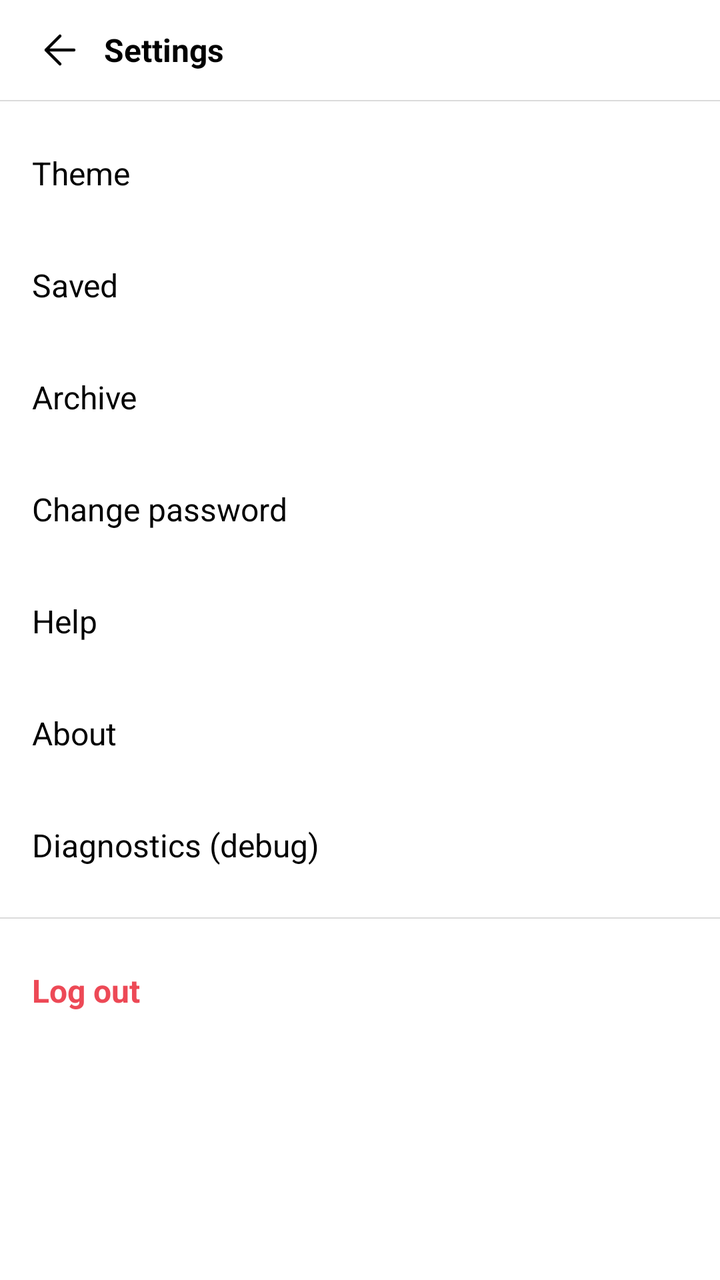
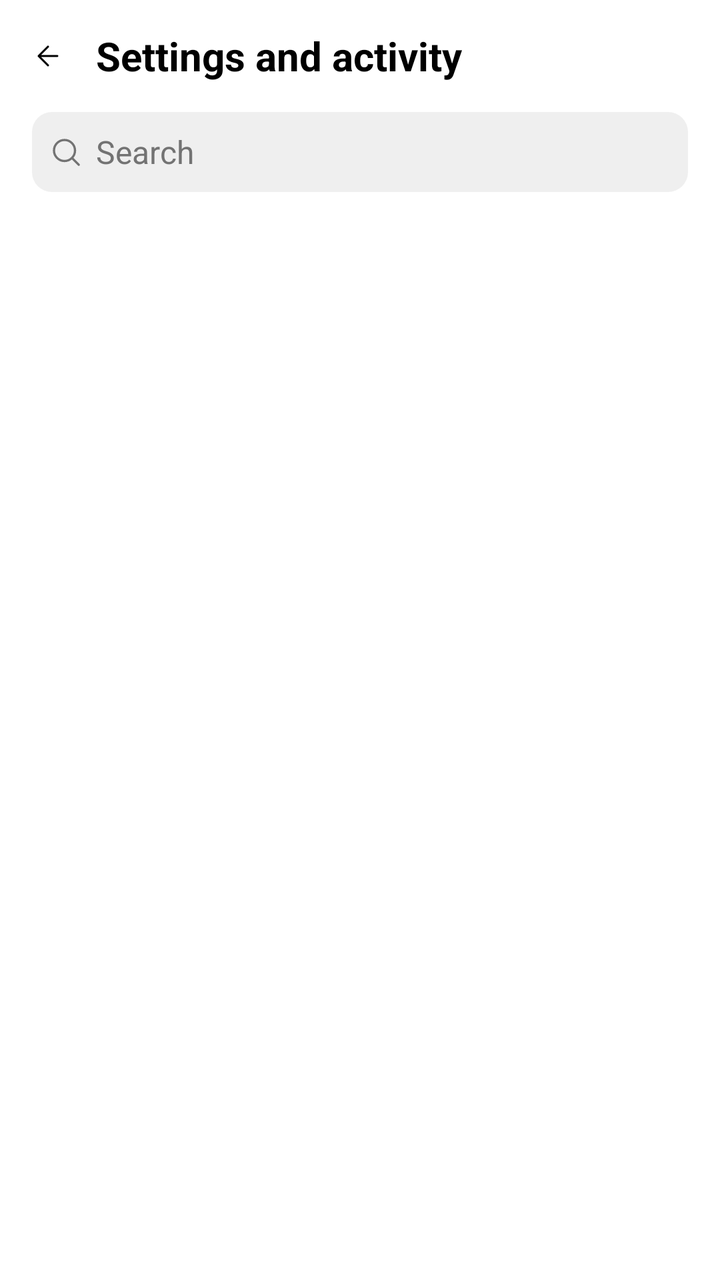

Compare the two renders of this Android layout. The source of the first and the diff that turns it into the second are given below.
<!-- AndroidManifest.xml: application theme Theme.InstaClone -->
<!-- res/layout/activity_settings.xml -->
<?xml version="1.0" encoding="utf-8"?>
<LinearLayout xmlns:android="http://schemas.android.com/apk/res/android"
    xmlns:app="http://schemas.android.com/apk/res-auto"
    android:layout_width="match_parent"
    android:layout_height="match_parent"
    android:background="?attr/themeBackground"
    android:orientation="vertical">

    
    <androidx.appcompat.widget.Toolbar
        android:id="@+id/toolbar_settings"
        android:layout_width="match_parent"
        android:layout_height="@dimen/top_bar_height"
        android:background="?attr/themeBackground"
        app:contentInsetStart="8dp">

        <ImageView
            android:id="@+id/btn_back_settings"
            android:layout_width="44dp"
            android:layout_height="44dp"
            android:padding="10dp"
            android:src="@drawable/ic_arrow_back"
            app:tint="?attr/themeTextPrimary"
            android:contentDescription="Back" />

        <TextView
            android:layout_width="wrap_content"
            android:layout_height="wrap_content"
            android:layout_marginStart="8dp"
            android:text="Settings"
            android:textColor="?attr/themeTextPrimary"
            android:textSize="@dimen/text_title"
            android:textStyle="bold" />
    </androidx.appcompat.widget.Toolbar>

    <View
        android:layout_width="match_parent"
        android:layout_height="0.5dp"
        android:background="?attr/themeDivider" />

    <ScrollView
        android:layout_width="match_parent"
        android:layout_height="match_parent"
        android:overScrollMode="never">

        <LinearLayout
            android:layout_width="match_parent"
            android:layout_height="wrap_content"
            android:orientation="vertical"
            android:paddingVertical="8dp">

            
            <LinearLayout
                android:id="@+id/row_theme"
                android:layout_width="match_parent"
                android:layout_height="56dp"
                android:background="?attr/selectableItemBackground"
                android:gravity="center_vertical"
                android:paddingHorizontal="16dp">

                <TextView
                    android:layout_width="0dp"
                    android:layout_height="wrap_content"
                    android:layout_weight="1"
                    android:text="Theme"
                    android:textColor="?attr/themeTextPrimary"
                    android:textSize="16sp" />

                <TextView
                    android:id="@+id/tv_current_theme"
                    android:layout_width="wrap_content"
                    android:layout_height="wrap_content"
                    android:textColor="?attr/themeTextSecondary"
                    android:textSize="14sp" />
            </LinearLayout>

            
            <LinearLayout
                android:id="@+id/row_saved"
                android:layout_width="match_parent"
                android:layout_height="56dp"
                android:background="?attr/selectableItemBackground"
                android:gravity="center_vertical"
                android:paddingHorizontal="16dp">

                <TextView
                    android:layout_width="0dp"
                    android:layout_height="wrap_content"
                    android:layout_weight="1"
                    android:text="Saved"
                    android:textColor="?attr/themeTextPrimary"
                    android:textSize="16sp" />
            </LinearLayout>

            
            <LinearLayout
                android:id="@+id/row_archive"
                android:layout_width="match_parent"
                android:layout_height="56dp"
                android:background="?attr/selectableItemBackground"
                android:gravity="center_vertical"
                android:paddingHorizontal="16dp">

                <TextView
                    android:layout_width="0dp"
                    android:layout_height="wrap_content"
                    android:layout_weight="1"
                    android:text="Archive"
                    android:textColor="?attr/themeTextPrimary"
                    android:textSize="16sp" />
            </LinearLayout>

            
            <LinearLayout
                android:id="@+id/row_change_password"
                android:layout_width="match_parent"
                android:layout_height="56dp"
                android:background="?attr/selectableItemBackground"
                android:gravity="center_vertical"
                android:paddingHorizontal="16dp">

                <TextView
                    android:layout_width="0dp"
                    android:layout_height="wrap_content"
                    android:layout_weight="1"
                    android:text="Change password"
                    android:textColor="?attr/themeTextPrimary"
                    android:textSize="16sp" />
            </LinearLayout>

            
            <LinearLayout
                android:id="@+id/row_help"
                android:layout_width="match_parent"
                android:layout_height="56dp"
                android:background="?attr/selectableItemBackground"
                android:gravity="center_vertical"
                android:paddingHorizontal="16dp">

                <TextView
                    android:layout_width="0dp"
                    android:layout_height="wrap_content"
                    android:layout_weight="1"
                    android:text="Help"
                    android:textColor="?attr/themeTextPrimary"
                    android:textSize="16sp" />
            </LinearLayout>

            
            <LinearLayout
                android:id="@+id/row_about"
                android:layout_width="match_parent"
                android:layout_height="56dp"
                android:background="?attr/selectableItemBackground"
                android:gravity="center_vertical"
                android:paddingHorizontal="16dp">

                <TextView
                    android:layout_width="0dp"
                    android:layout_height="wrap_content"
                    android:layout_weight="1"
                    android:text="About"
                    android:textColor="?attr/themeTextPrimary"
                    android:textSize="16sp" />
            </LinearLayout>

            
            <LinearLayout
                android:id="@+id/row_diagnostics"
                android:layout_width="match_parent"
                android:layout_height="56dp"
                android:background="?attr/selectableItemBackground"
                android:gravity="center_vertical"
                android:paddingHorizontal="16dp">

                <TextView
                    android:layout_width="0dp"
                    android:layout_height="wrap_content"
                    android:layout_weight="1"
                    android:text="Diagnostics (debug)"
                    android:textColor="?attr/themeTextPrimary"
                    android:textSize="16sp" />
            </LinearLayout>

            <View
                android:layout_width="match_parent"
                android:layout_height="0.5dp"
                android:layout_marginVertical="8dp"
                android:background="?attr/themeDivider" />

            
            <LinearLayout
                android:id="@+id/row_logout"
                android:layout_width="match_parent"
                android:layout_height="56dp"
                android:background="?attr/selectableItemBackground"
                android:gravity="center_vertical"
                android:paddingHorizontal="16dp">

                <TextView
                    android:layout_width="0dp"
                    android:layout_height="wrap_content"
                    android:layout_weight="1"
                    android:text="Log out"
                    android:textColor="#ED4956"
                    android:textSize="16sp"
                    android:textStyle="bold" />
            </LinearLayout>

        </LinearLayout>
    </ScrollView>

</LinearLayout>
<!-- resources referenced by this layout -->
<resources>
  <dimen name="text_title">16sp</dimen>
  <dimen name="top_bar_height">50dp</dimen>
  <!-- drawable ic_arrow_back (drawable) -->
  <?xml version="1.0" encoding="utf-8"?>
  <vector xmlns:android="http://schemas.android.com/apk/res/android"
      android:width="24dp"
      android:height="24dp"
      android:viewportWidth="24"
      android:viewportHeight="24">
      <path
          android:fillColor="#00000000"
          android:strokeColor="@color/color_text_primary"
          android:strokeWidth="1.5"
          android:strokeLineCap="round"
          android:strokeLineJoin="round"
          android:pathData="M19,12H5M12,19l-7,-7l7,-7" />
  </vector>
  <color name="color_text_primary">#000000</color>
  <color name="color_primary">#0095F6</color>
  <color name="white">#FFFFFF</color>
  <color name="color_background">#FFFFFF</color>
  <color name="color_text_secondary">#737373</color>
  <color name="color_surface_variant">#EFEFEF</color>
  <color name="color_divider">#DBDBDB</color>
  <color name="color_like">#FF3040</color>
  <color name="color_sheet">#FFFFFF</color>
  <!-- unchanged entries left out for length: 1 -->
</resources>

<!-- the commit's change to res/layout/activity_settings.xml (unified diff, before → after) -->
@@ -6,208 +6,80 @@
     android:background="?attr/themeBackground"
     android:orientation="vertical">
 
-    
-    <androidx.appcompat.widget.Toolbar
-        android:id="@+id/toolbar_settings"
+    <LinearLayout
+        android:id="@+id/layout_top_bar"
         android:layout_width="match_parent"
-        android:layout_height="@dimen/top_bar_height"
-        android:background="?attr/themeBackground"
-        app:contentInsetStart="8dp">
+        android:layout_height="@dimen/settings_top_bar_height"
+        android:gravity="center_vertical"
+        android:orientation="horizontal"
+        android:paddingStart="@dimen/settings_row_pad_h"
+        android:paddingEnd="@dimen/settings_row_pad_h">
 
         <ImageView
-            android:id="@+id/btn_back_settings"
-            android:layout_width="44dp"
-            android:layout_height="44dp"
-            android:padding="10dp"
+            android:id="@+id/btn_back"
+            android:layout_width="@dimen/settings_back_icon"
+            android:layout_height="@dimen/settings_back_icon"
             android:src="@drawable/ic_arrow_back"
-            app:tint="?attr/themeTextPrimary"
-            android:contentDescription="Back" />
+            android:contentDescription="@string/settings_cancel"
+            app:tint="?attr/themeTextPrimary" />
 
         <TextView
+            android:id="@+id/tv_title"
             android:layout_width="wrap_content"
             android:layout_height="wrap_content"
-            android:layout_marginStart="8dp"
-            android:text="Settings"
-            android:textColor="?attr/themeTextPrimary"
-            android:textSize="@dimen/text_title"
-            android:textStyle="bold" />
-    </androidx.appcompat.widget.Toolbar>
+            android:layout_marginStart="@dimen/settings_row_icon_gap"
+            android:text="@string/settings_title"
+            android:textAppearance="@style/TextAppearance.Insta.SettingsTitle" />
+    </LinearLayout>
 
-    <View
+    <FrameLayout
         android:layout_width="match_parent"
-        android:layout_height="0.5dp"
-        android:background="?attr/themeDivider" />
+        android:layout_height="@dimen/settings_search_height"
+        android:layout_marginStart="@dimen/settings_search_margin"
+        android:layout_marginEnd="@dimen/settings_search_margin"
+        android:background="@drawable/bg_search_field"
+        android:backgroundTint="?attr/themeSurfaceVariant">
 
-    <ScrollView
+        <ImageView
+            android:layout_width="@dimen/settings_search_icon"
+            android:layout_height="@dimen/settings_search_icon"
+            android:layout_gravity="start|center_vertical"
+            android:layout_marginStart="@dimen/settings_row_value_gap"
+            android:src="@drawable/ic_search"
+            android:contentDescription="@null"
+            app:tint="?attr/themeTextSecondary" />
+
+        <EditText
+            android:id="@+id/et_search"
+            android:layout_width="match_parent"
+            android:layout_height="match_parent"
+            android:background="@null"
+            android:hint="@string/settings_search_hint"
+            android:imeOptions="actionSearch"
+            android:inputType="text"
+            android:maxLines="1"
+            android:paddingStart="32dp"
+            android:paddingEnd="@dimen/settings_row_value_gap"
+            android:textAppearance="@style/TextAppearance.Insta.SettingsLabel"
+            android:textColorHint="?attr/themeTextSecondary" />
+    </FrameLayout>
+
+    <TextView
+        android:id="@+id/tv_no_results"
         android:layout_width="match_parent"
-        android:layout_height="match_parent"
-        android:overScrollMode="never">
+        android:layout_height="wrap_content"
+        android:padding="@dimen/settings_empty_pad"
+        android:gravity="center"
+        android:text="@string/settings_no_results"
+        android:textAppearance="@style/TextAppearance.Insta.SettingsValue"
+        android:visibility="gone" />
 
-        <LinearLayout
-            android:layout_width="match_parent"
-            android:layout_height="wrap_content"
-            android:orientation="vertical"
-            android:paddingVertical="8dp">
-
-            
-            <LinearLayout
-                android:id="@+id/row_theme"
-                android:layout_width="match_parent"
-                android:layout_height="56dp"
-                android:background="?attr/selectableItemBackground"
-                android:gravity="center_vertical"
-                android:paddingHorizontal="16dp">
-
-                <TextView
-                    android:layout_width="0dp"
-                    android:layout_height="wrap_content"
-                    android:layout_weight="1"
-                    android:text="Theme"
-                    android:textColor="?attr/themeTextPrimary"
-                    android:textSize="16sp" />
-
-                <TextView
-                    android:id="@+id/tv_current_theme"
-                    android:layout_width="wrap_content"
-                    android:layout_height="wrap_content"
-                    android:textColor="?attr/themeTextSecondary"
-                    android:textSize="14sp" />
-            </LinearLayout>
-
-            
-            <LinearLayout
-                android:id="@+id/row_saved"
-                android:layout_width="match_parent"
-                android:layout_height="56dp"
-                android:background="?attr/selectableItemBackground"
-                android:gravity="center_vertical"
-                android:paddingHorizontal="16dp">
-
-                <TextView
-                    android:layout_width="0dp"
-                    android:layout_height="wrap_content"
-                    android:layout_weight="1"
-                    android:text="Saved"
-                    android:textColor="?attr/themeTextPrimary"
-                    android:textSize="16sp" />
-            </LinearLayout>
-
-            
-            <LinearLayout
-                android:id="@+id/row_archive"
-                android:layout_width="match_parent"
-                android:layout_height="56dp"
-                android:background="?attr/selectableItemBackground"
-                android:gravity="center_vertical"
-                android:paddingHorizontal="16dp">
-
-                <TextView
-                    android:layout_width="0dp"
-                    android:layout_height="wrap_content"
-                    android:layout_weight="1"
-                    android:text="Archive"
-                    android:textColor="?attr/themeTextPrimary"
-                    android:textSize="16sp" />
-            </LinearLayout>
-
-            
-            <LinearLayout
-                android:id="@+id/row_change_password"
-                android:layout_width="match_parent"
-                android:layout_height="56dp"
-                android:background="?attr/selectableItemBackground"
-                android:gravity="center_vertical"
-                android:paddingHorizontal="16dp">
-
-                <TextView
-                    android:layout_width="0dp"
-                    android:layout_height="wrap_content"
-                    android:layout_weight="1"
-                    android:text="Change password"
-                    android:textColor="?attr/themeTextPrimary"
-                    android:textSize="16sp" />
-            </LinearLayout>
-
-            
-            <LinearLayout
-                android:id="@+id/row_help"
-                android:layout_width="match_parent"
-                android:layout_height="56dp"
-                android:background="?attr/selectableItemBackground"
-                android:gravity="center_vertical"
-                android:paddingHorizontal="16dp">
-
-                <TextView
-                    android:layout_width="0dp"
-                    android:layout_height="wrap_content"
-                    android:layout_weight="1"
-                    android:text="Help"
-                    android:textColor="?attr/themeTextPrimary"
-                    android:textSize="16sp" />
-            </LinearLayout>
-
-            
-            <LinearLayout
-                android:id="@+id/row_about"
-                android:layout_width="match_parent"
-                android:layout_height="56dp"
-                android:background="?attr/selectableItemBackground"
-                android:gravity="center_vertical"
-                android:paddingHorizontal="16dp">
-
-                <TextView
-                    android:layout_width="0dp"
-                    android:layout_height="wrap_content"
-                    android:layout_weight="1"
-                    android:text="About"
-                    android:textColor="?attr/themeTextPrimary"
-                    android:textSize="16sp" />
-            </LinearLayout>
-
-            
-            <LinearLayout
-                android:id="@+id/row_diagnostics"
-                android:layout_width="match_parent"
-                android:layout_height="56dp"
-                android:background="?attr/selectableItemBackground"
-                android:gravity="center_vertical"
-                android:paddingHorizontal="16dp">
-
-                <TextView
-                    android:layout_width="0dp"
-                    android:layout_height="wrap_content"
-                    android:layout_weight="1"
-                    android:text="Diagnostics (debug)"
-                    android:textColor="?attr/themeTextPrimary"
-                    android:textSize="16sp" />
-            </LinearLayout>
-
-            <View
-                android:layout_width="match_parent"
-                android:layout_height="0.5dp"
-                android:layout_marginVertical="8dp"
-                android:background="?attr/themeDivider" />
-
-            
-            <LinearLayout
-                android:id="@+id/row_logout"
-                android:layout_width="match_parent"
-                android:layout_height="56dp"
-                android:background="?attr/selectableItemBackground"
-                android:gravity="center_vertical"
-                android:paddingHorizontal="16dp">
-
-                <TextView
-                    android:layout_width="0dp"
-                    android:layout_height="wrap_content"
-                    android:layout_weight="1"
-                    android:text="Log out"
-                    android:textColor="#ED4956"
-                    android:textSize="16sp"
-                    android:textStyle="bold" />
-            </LinearLayout>
-
-        </LinearLayout>
-    </ScrollView>
-
+    <androidx.recyclerview.widget.RecyclerView
+        android:id="@+id/rv_settings"
+        android:layout_width="match_parent"
+        android:layout_height="0dp"
+        android:layout_weight="1"
+        android:clipToPadding="false"
+        android:paddingBottom="@dimen/settings_section_gap"
+        android:scrollbars="none" />
 </LinearLayout>
<!-- resource entries referenced after the edit -->
@@ -1,7 +1,22 @@
 <!-- resources referenced by this layout -->
 <resources>
-  <dimen name="text_title">16sp</dimen>
-  <dimen name="top_bar_height">50dp</dimen>
+  <dimen name="settings_back_icon">16dp</dimen>
+  <dimen name="settings_empty_pad">32dp</dimen>
+  <dimen name="settings_row_icon_gap">16dp</dimen>
+  <dimen name="settings_row_pad_h">16dp</dimen>
+  <dimen name="settings_row_value_gap">8dp</dimen>
+  <dimen name="settings_search_height">40dp</dimen>
+  <dimen name="settings_search_icon">18dp</dimen>
+  <dimen name="settings_search_margin">16dp</dimen>
+  <dimen name="settings_section_gap">8dp</dimen>
+  <dimen name="settings_top_bar_height">56dp</dimen>
+  <!-- drawable bg_search_field (drawable) -->
+  <?xml version="1.0" encoding="utf-8"?>
+  <shape xmlns:android="http://schemas.android.com/apk/res/android"
+      android:shape="rectangle">
+      <corners android:radius="@dimen/search_field_radius" />
+      <solid android:color="@color/color_surface_variant" />
+  </shape>
   <!-- drawable ic_arrow_back (drawable) -->
   <?xml version="1.0" encoding="utf-8"?>
   <vector xmlns:android="http://schemas.android.com/apk/res/android"
@@ -17,7 +32,43 @@
           android:strokeLineJoin="round"
           android:pathData="M19,12H5M12,19l-7,-7l7,-7" />
   </vector>
+  <!-- drawable ic_search (drawable) -->
+  <?xml version="1.0" encoding="utf-8"?>
+  <vector xmlns:android="http://schemas.android.com/apk/res/android"
+      android:width="24dp"
+      android:height="24dp"
+      android:viewportWidth="24"
+      android:viewportHeight="24">
+      <path
+          android:fillColor="#00000000"
+          android:strokeColor="@color/color_text_primary"
+          android:strokeWidth="1.5"
+          android:strokeLineCap="round"
+          android:strokeLineJoin="round"
+          android:pathData="M11,4a7,7 0 1 0 0,14a7,7 0 0 0 0,-14zM16,16l4.5,4.5" />
+  </vector>
+  <string name="settings_cancel">Cancel</string>
+  <string name="settings_no_results">No results</string>
+  <string name="settings_search_hint">Search</string>
+  <string name="settings_title">Settings and activity</string>
+  <style name="TextAppearance.Insta.SettingsLabel" parent="">
+          <item name="android:textSize">@dimen/settings_row_label_size</item>
+          <item name="android:textColor">?attr/themeTextPrimary</item>
+      </style>
+  <style name="TextAppearance.Insta.SettingsTitle" parent="">
+          <item name="android:textSize">@dimen/settings_title_size</item>
+          <item name="android:textStyle">bold</item>
+          <item name="android:textColor">?attr/themeTextPrimary</item>
+      </style>
+  <style name="TextAppearance.Insta.SettingsValue" parent="">
+          <item name="android:textSize">@dimen/settings_row_value_size</item>
+          <item name="android:textColor">?attr/themeTextSecondary</item>
+      </style>
+  <dimen name="search_field_radius">10dp</dimen>
   <color name="color_text_primary">#000000</color>
+  <dimen name="settings_row_label_size">16sp</dimen>
+  <dimen name="settings_title_size">20sp</dimen>
+  <dimen name="settings_row_value_size">14sp</dimen>
   <color name="color_primary">#0095F6</color>
   <color name="white">#FFFFFF</color>
   <color name="color_background">#FFFFFF</color>
